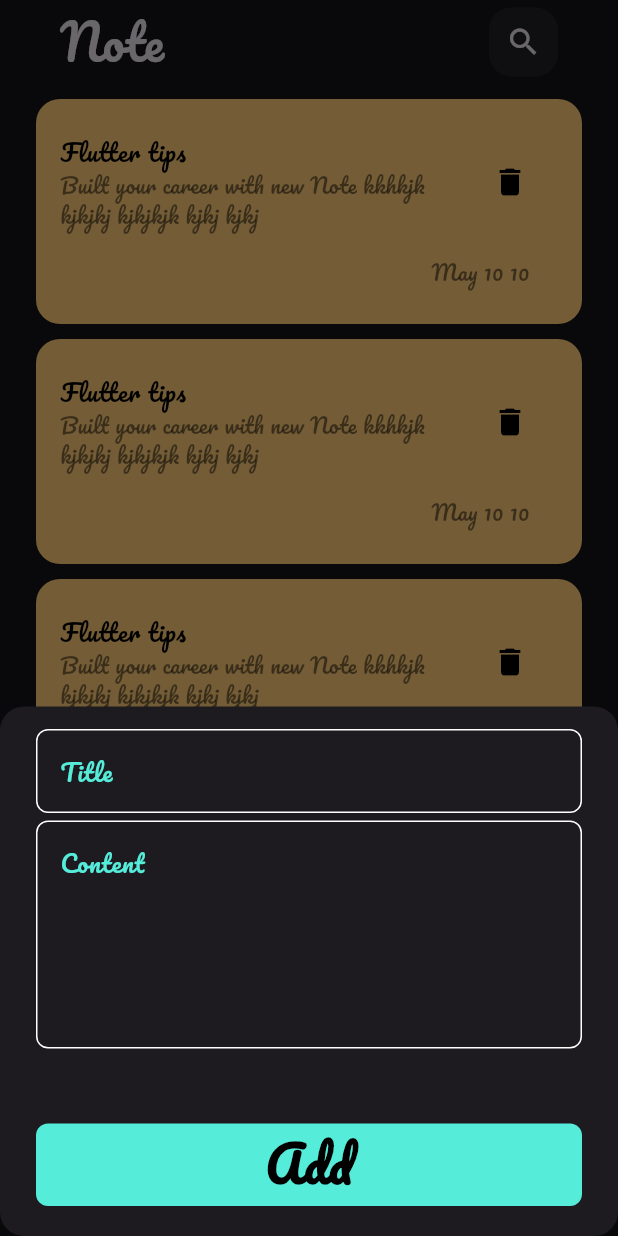
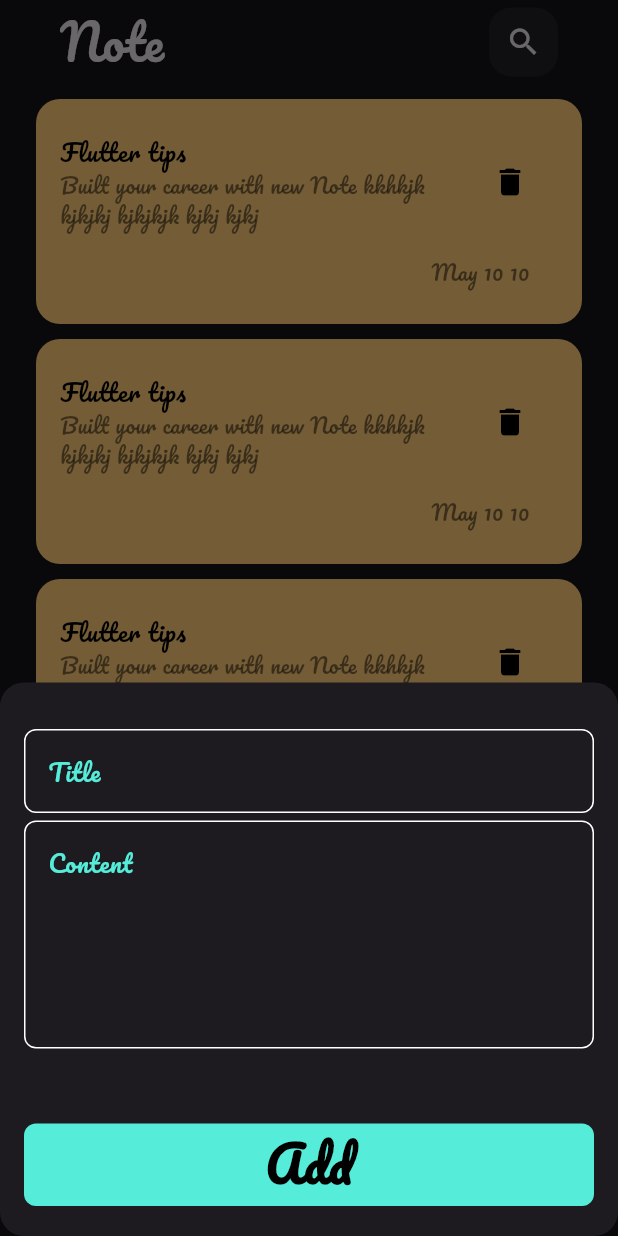
Before and after one commit to ali792010/notes_app, a Flutter app: the screen it shows after launch, after a tap on the "add" icon, on a phone screen of 412 x 824 dp. Run offline on Flutter 3.47's test engine with Material 3 defaults, Android fonts, the phone set to English and light mode, and no system bars; our stand-ins replace flutter_bloc, hive, hive_flutter, modal_progress_hud_nsn; accounts and stored records are empty.

Commit message:
bottom sheet up

```diff
--- a/lib/views/notes_view.dart
+++ b/lib/views/notes_view.dart
@@ -11,6 +11,7 @@ class NotesView extends StatelessWidget {
       floatingActionButton: FloatingActionButton(shape: const CircleBorder(side: BorderSide()), backgroundColor: Color(0xff55EDDA),
        onPressed: (){
         showModalBottomSheet(
+          isScrollControlled: true,
           shape: RoundedRectangleBorder(borderRadius: BorderRadius.circular(16)),
           context: context, builder: (context){
           return AddNotesBottomSheet();
--- a/lib/widgets/add_note_bottom_sheet.dart
+++ b/lib/widgets/add_note_bottom_sheet.dart
@@ -27,7 +27,8 @@ class AddNotesBottomSheet extends StatelessWidget {
           return AbsorbPointer(
             absorbing: state is AddNotesLoading ? true : false,
             child: Padding(
-              padding: const EdgeInsets.symmetric(horizontal: 24),
+              padding:  EdgeInsets.only(left: 16,right: 16,top: 16,
+              bottom: MediaQuery.of(context).viewInsets.bottom),
               child: SingleChildScrollView(child: AddNoteForm()),
             ),
           );
```
